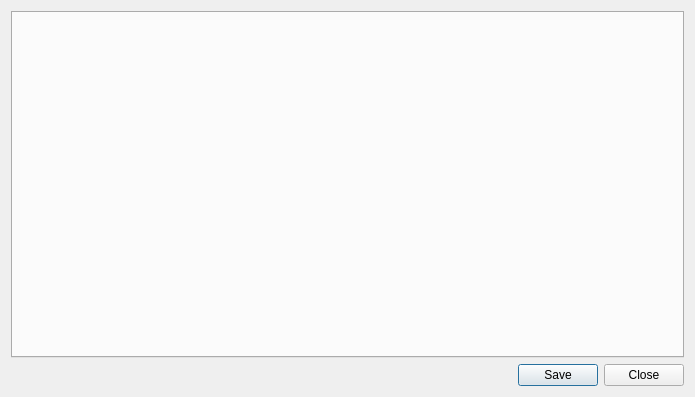
Old version of the form sen2agri-config/maindialog.ui in the repository Sen2Agri/Sen2Agri-System.
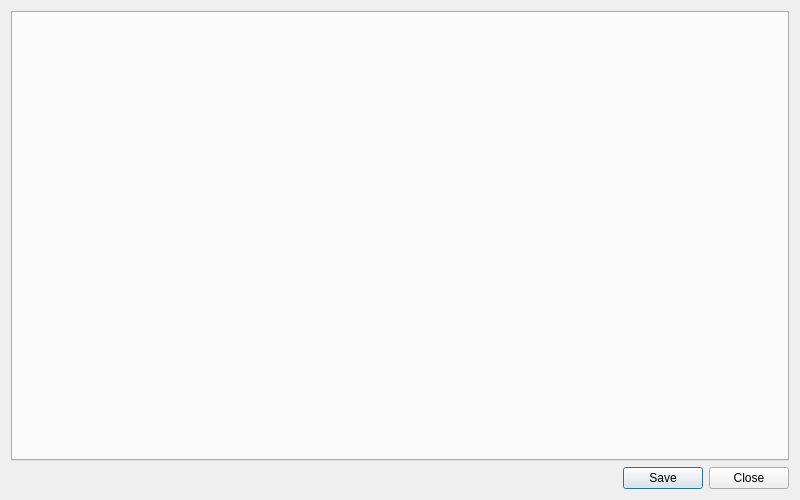
New version of the form.

Commit message: Increase sen2agri-config window size

Patch:
```diff
--- a/sen2agri-config/maindialog.ui
+++ b/sen2agri-config/maindialog.ui
@@ -6,8 +6,8 @@
    <rect>
     <x>0</x>
     <y>0</y>
-    <width>695</width>
-    <height>397</height>
+    <width>800</width>
+    <height>500</height>
    </rect>
   </property>
   <property name="windowTitle">
```
